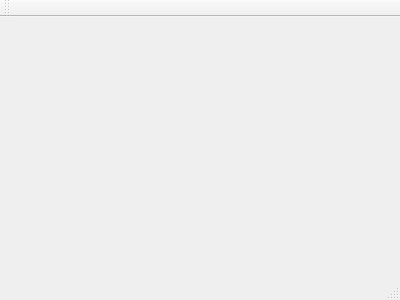
danielschlachta/mdu-notifier, file mainwindow.ui: the form before one commit.
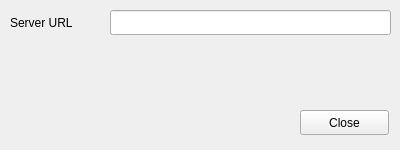
The form after the commit. Icons and pictures are not drawn.

```diff
--- a/mainwindow.ui
+++ b/mainwindow.ui
@@ -1,24 +1,88 @@
 <ui version="4.0">
  <class>MainWindow</class>
- <widget class="QMainWindow" name="MainWindow" >
-  <property name="geometry" >
+ <widget class="QMainWindow" name="MainWindow">
+  <property name="windowModality">
+   <enum>Qt::NonModal</enum>
+  </property>
+  <property name="geometry">
    <rect>
     <x>0</x>
     <y>0</y>
     <width>400</width>
-    <height>300</height>
+    <height>150</height>
    </rect>
   </property>
-  <property name="windowTitle" >
-   <string>MainWindow</string>
+  <property name="sizePolicy">
+   <sizepolicy hsizetype="Preferred" vsizetype="Expanding">
+    <horstretch>0</horstretch>
+    <verstretch>0</verstretch>
+   </sizepolicy>
   </property>
-  <widget class="QMenuBar" name="menuBar" />
-  <widget class="QToolBar" name="mainToolBar" />
-  <widget class="QWidget" name="centralWidget" />
-  <widget class="QStatusBar" name="statusBar" />
+  <property name="minimumSize">
+   <size>
+    <width>400</width>
+    <height>150</height>
+   </size>
+  </property>
+  <property name="maximumSize">
+   <size>
+    <width>400</width>
+    <height>150</height>
+   </size>
+  </property>
+  <property name="windowTitle">
+   <string>Mobile Data Usage - Preferences</string>
+  </property>
+  <property name="windowIcon">
+   <iconset resource="mdu-notifier.qrc">
+    <normaloff>:/images/ic_launcher.png</normaloff>:/images/ic_launcher.png</iconset>
+  </property>
+  <widget class="QWidget" name="centralWidget">
+   <widget class="QLineEdit" name="lineEdit">
+    <property name="geometry">
+     <rect>
+      <x>110</x>
+      <y>10</y>
+      <width>281</width>
+      <height>25</height>
+     </rect>
+    </property>
+   </widget>
+   <widget class="QLabel" name="label">
+    <property name="geometry">
+     <rect>
+      <x>10</x>
+      <y>14</y>
+      <width>81</width>
+      <height>17</height>
+     </rect>
+    </property>
+    <property name="text">
+     <string>Server URL</string>
+    </property>
+   </widget>
+   <widget class="QPushButton" name="pushButtonClose">
+    <property name="geometry">
+     <rect>
+      <x>300</x>
+      <y>110</y>
+      <width>89</width>
+      <height>25</height>
+     </rect>
+    </property>
+    <property name="text">
+     <string>Close</string>
+    </property>
+    <property name="icon">
+     <iconset resource="mdu-notifier.qrc">
+      <normaloff>:/images/stock_close.png</normaloff>:/images/stock_close.png</iconset>
+    </property>
+   </widget>
+  </widget>
  </widget>
- <layoutDefault spacing="6" margin="11" />
- <pixmapfunction></pixmapfunction>
- <resources/>
+ <layoutdefault spacing="6" margin="11"/>
+ <resources>
+  <include location="mdu-notifier.qrc"/>
+ </resources>
  <connections/>
 </ui>
```
Left out of the diff: 1 changed line with no effect on the pictures.
